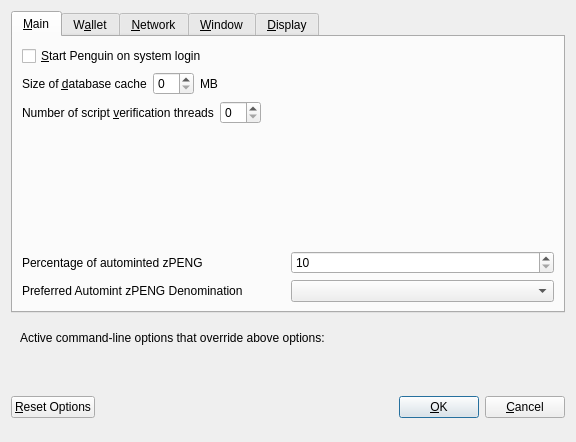
coinpeng/pengcore, file src/qt/forms/optionsdialog.ui: the form before one commit.
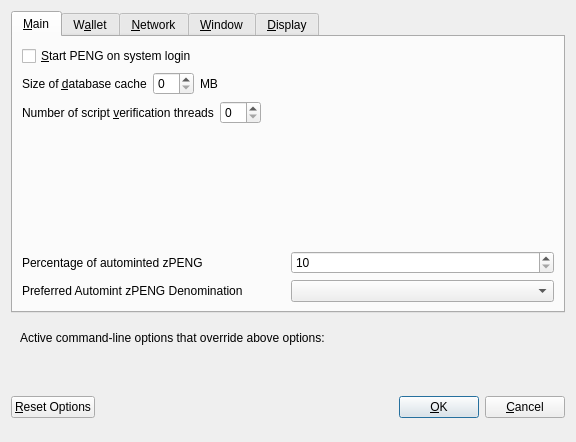
The form after the commit. Custom widgets are drawn as their Qt base class.

Commit message:
Update PENG Core to version 1.2.9 (#1)
* Add checkpoints + update ports, graphics & copyright

* Cleanup of compile output

* Fix version number

* Update protocol versions

* Update PENG summary & blockchain information

* Add explorers

* Fix copyright text

* Fix client name & cleanup output files

* Finalize rebranding with name change

* Update links

* Update version number to 1.2.9

Last update before mandatory update 1.3.x

Patch:
```diff
--- a/src/qt/forms/optionsdialog.ui
+++ b/src/qt/forms/optionsdialog.ui
@@ -33,7 +33,7 @@
           <string>Automatically start Penguin after logging in to the system.</string>
          </property>
          <property name="text">
-          <string>&amp;Start Penguin on system login</string>
+          <string>&amp;Start PENG on system login</string>
          </property>
         </widget>
        </item>
```
Left out of the diff: 10 changed lines with no effect on the pictures. The commit also changes 365 other files.
